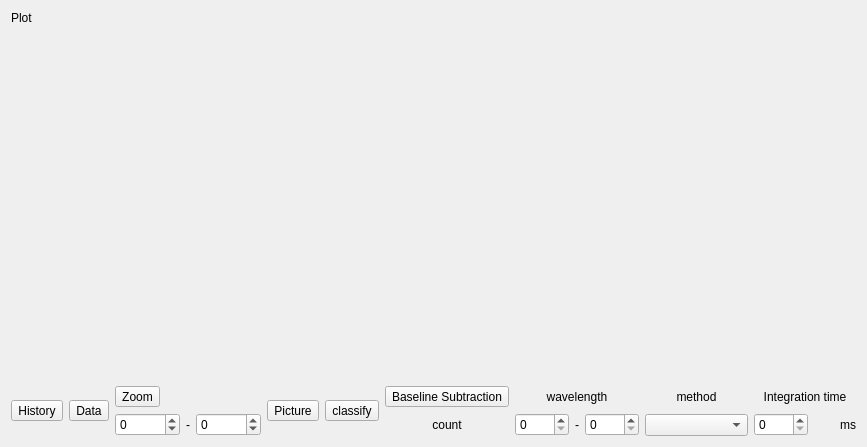
Qt form src/FormPlot/formplot.ui (MRsoymilk/Helianthus) before a commit.
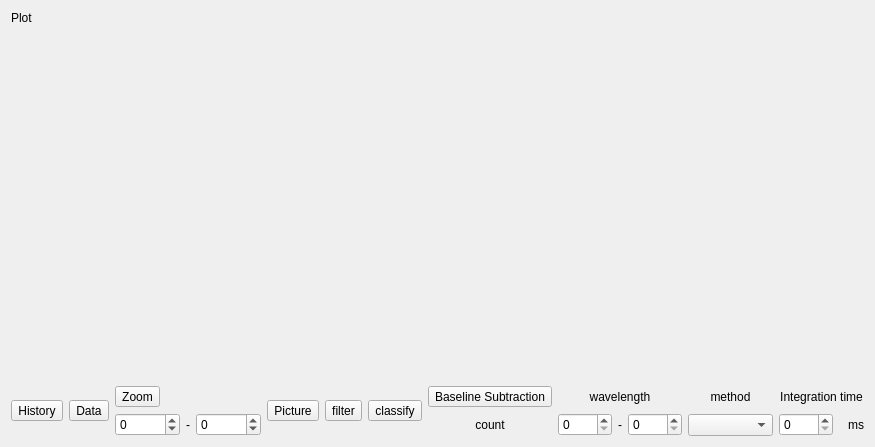
The same form after that commit.

Patch:
```diff
--- a/src/FormPlot/formplot.ui
+++ b/src/FormPlot/formplot.ui
@@ -6,7 +6,7 @@
    <rect>
     <x>0</x>
     <y>0</y>
-    <width>867</width>
+    <width>875</width>
     <height>447</height>
    </rect>
   </property>
@@ -95,6 +95,13 @@
        </property>
       </widget>
      </item>
+     <item>
+      <widget class="QToolButton" name="tBtnFilter">
+       <property name="text">
+        <string>filter</string>
+       </property>
+      </widget>
+     </item>
      <item>
       <widget class="QToolButton" name="tBtnClassify">
        <property name="text">
```
